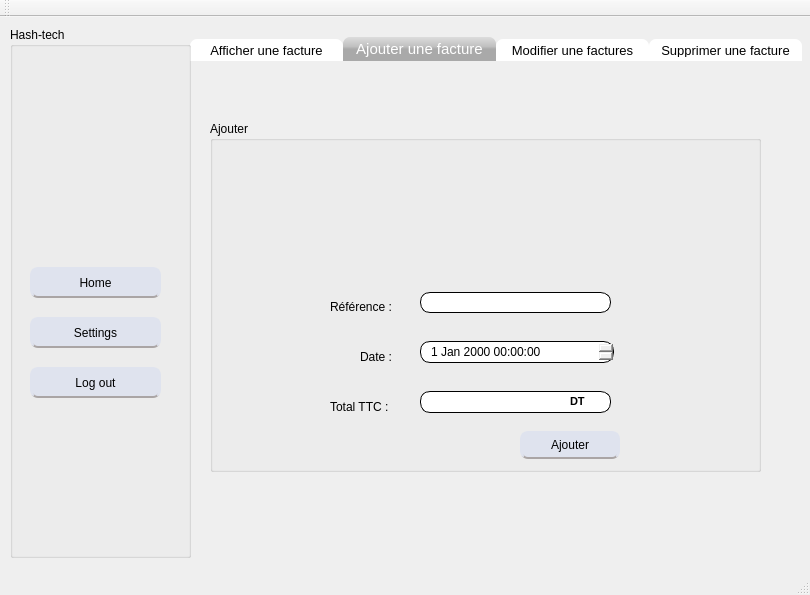
naouelboughattas/Smart_Shop_2A17, file mainwindow.ui: the form before one commit.
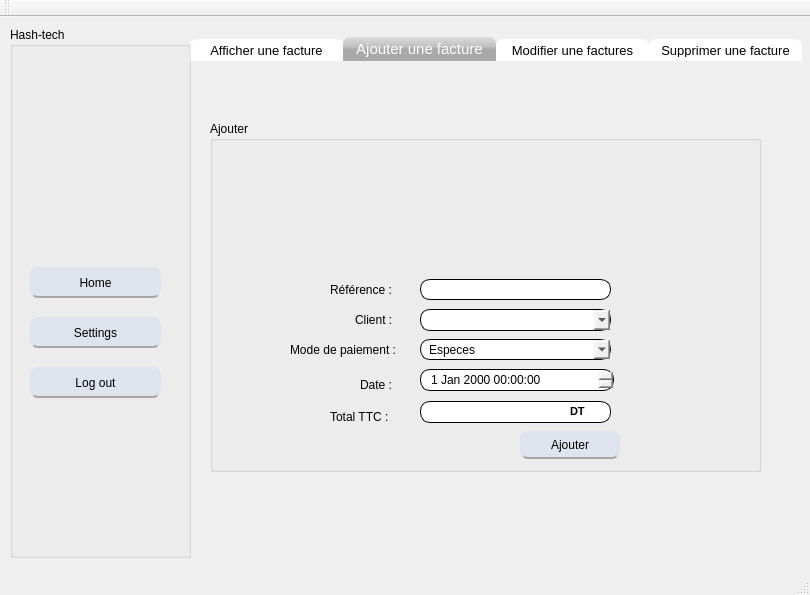
The form after the commit. The open tabs and pages were chosen to show the change. Icons and pictures are not drawn.

Patch:
```diff
--- a/mainwindow.ui
+++ b/mainwindow.ui
@@ -374,7 +374,7 @@
        <property name="geometry">
         <rect>
          <x>210</x>
-         <y>171</y>
+         <y>158</y>
          <width>191</width>
          <height>21</height>
         </rect>
@@ -397,7 +397,7 @@
        <property name="geometry">
         <rect>
          <x>210</x>
-         <y>270</y>
+         <y>280</y>
          <width>191</width>
          <height>22</height>
         </rect>
@@ -417,7 +417,7 @@
        <property name="geometry">
         <rect>
          <x>120</x>
-         <y>175</y>
+         <y>158</y>
          <width>71</width>
          <height>21</height>
         </rect>
@@ -430,7 +430,7 @@
        <property name="geometry">
         <rect>
          <x>150</x>
-         <y>220</y>
+         <y>248</y>
          <width>41</width>
          <height>31</height>
         </rect>
@@ -443,7 +443,7 @@
        <property name="geometry">
         <rect>
          <x>120</x>
-         <y>270</y>
+         <y>280</y>
          <width>81</width>
          <height>31</height>
         </rect>
@@ -488,27 +488,11 @@
         <string>Ajouter</string>
        </property>
       </widget>
-      <widget class="QLabel" name="label_4">
-       <property name="geometry">
-        <rect>
-         <x>230</x>
-         <y>30</y>
-         <width>111</width>
-         <height>111</height>
-        </rect>
-       </property>
-       <property name="text">
-        <string/>
-       </property>
-       <property name="pixmap">
-        <pixmap>img/ajou.png</pixmap>
-       </property>
-      </widget>
       <widget class="QDateTimeEdit" name="date_box">
        <property name="geometry">
         <rect>
          <x>210</x>
-         <y>220</y>
+         <y>248</y>
          <width>194</width>
          <height>22</height>
         </rect>
@@ -528,7 +512,7 @@
        <property name="geometry">
         <rect>
          <x>360</x>
-         <y>260</y>
+         <y>270</y>
          <width>31</width>
          <height>41</height>
         </rect>
@@ -544,6 +528,103 @@
         <string>DT</string>
        </property>
       </widget>
+      <widget class="QComboBox" name="le_client">
+       <property name="geometry">
+        <rect>
+         <x>210</x>
+         <y>188</y>
+         <width>191</width>
+         <height>22</height>
+        </rect>
+       </property>
+       <property name="styleSheet">
+        <string notr="true">QComboBox
+{
+ border-width: 1px;
+border-style: solid;
+border-color: black;
+  border-radius: 10px;
+padding:0 8;
+}</string>
+       </property>
+      </widget>
+      <widget class="QLabel" name="label_14">
+       <property name="geometry">
+        <rect>
+         <x>145</x>
+         <y>188</y>
+         <width>81</width>
+         <height>21</height>
+        </rect>
+       </property>
+       <property name="text">
+        <string>Client :</string>
+       </property>
+      </widget>
+      <widget class="QLabel" name="label_16">
+       <property name="geometry">
+        <rect>
+         <x>80</x>
+         <y>218</y>
+         <width>121</width>
+         <height>21</height>
+        </rect>
+       </property>
+       <property name="text">
+        <string>Mode de paiement :</string>
+       </property>
+      </widget>
+      <widget class="QComboBox" name="le_mode_f">
+       <property name="geometry">
+        <rect>
+         <x>210</x>
+         <y>218</y>
+         <width>191</width>
+         <height>21</height>
+        </rect>
+       </property>
+       <property name="styleSheet">
+        <string notr="true">QComboBox
+{
+ border-width: 1px;
+border-style: solid;
+border-color: black;
+  border-radius: 10px;
+padding:0 8;
+}</string>
+       </property>
+       <item>
+        <property name="text">
+         <string>Especes</string>
+        </property>
+       </item>
+       <item>
+        <property name="text">
+         <string>Cheque</string>
+        </property>
+       </item>
+       <item>
+        <property name="text">
+         <string>Carte bancaire</string>
+        </property>
+       </item>
+      </widget>
+     </widget>
+     <widget class="QLabel" name="label_4">
+      <property name="geometry">
+       <rect>
+        <x>260</x>
+        <y>80</y>
+        <width>111</width>
+        <height>111</height>
+       </rect>
+      </property>
+      <property name="text">
+       <string/>
+      </property>
+      <property name="pixmap">
+       <pixmap>img/ajou.png</pixmap>
+      </property>
      </widget>
     </widget>
     <widget class="QWidget" name="tab_3">
```
Left out of the diff: 135 changed lines with no effect on the pictures.
